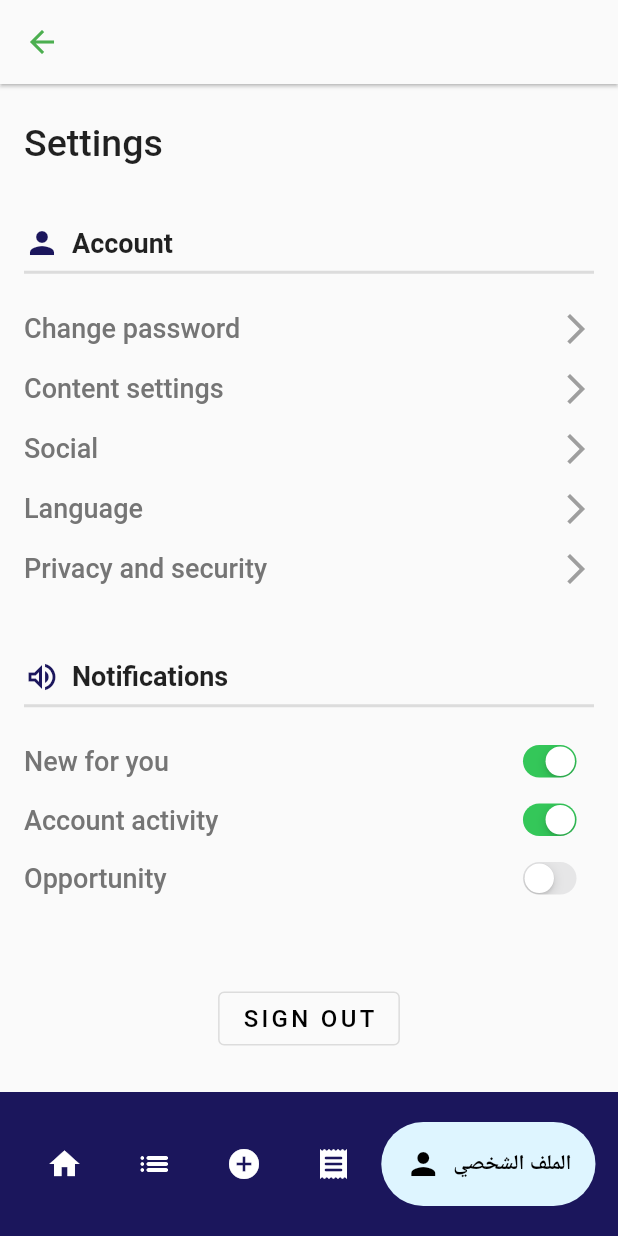
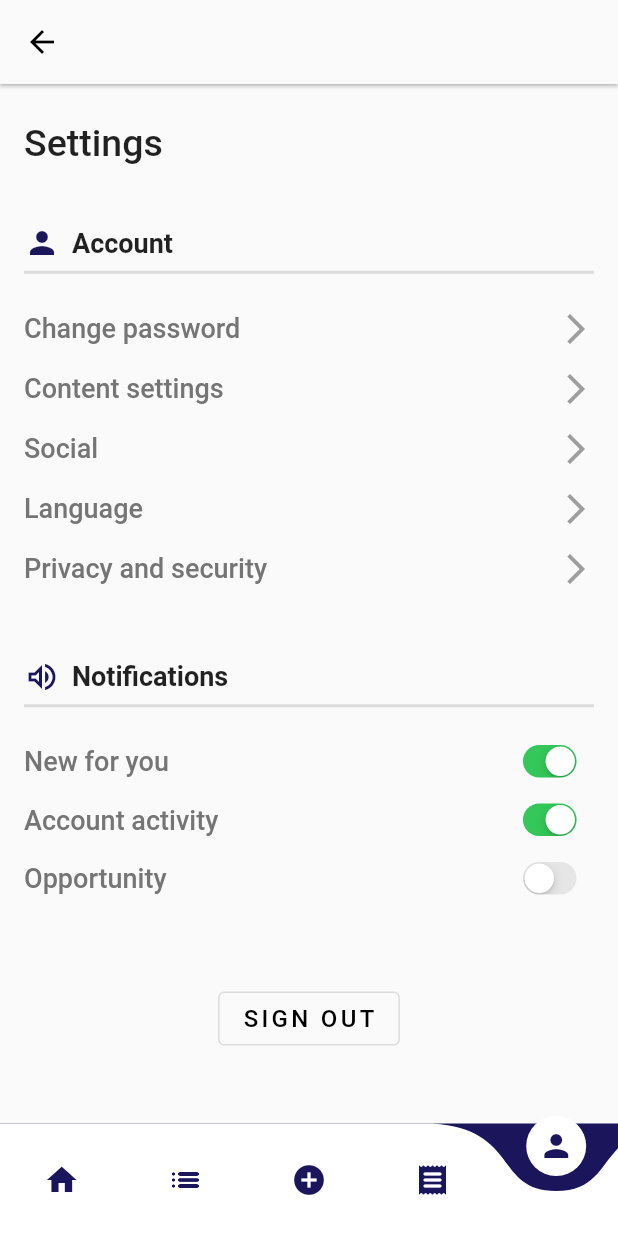
Before and after one commit to Lama-Saud/esal_project, a Flutter app: the NavPage screen opened directly, item 5 of the bottom bar chosen, on a phone screen of 412 x 824 dp. Run offline on Flutter 3.47's test engine with Material 2 defaults, Android fonts, the phone set to English and light mode, and no system bars; drawn by our look-alikes of curved_navigation_bar, google_nav_bar; our stand-ins replace animated_splash_screen, font_awesome_flutter, google_fonts; network calls fail.

Commit message:
Update Profile Page Name

```diff
--- a/lib/pages/navigationbar_page.dart
+++ b/lib/pages/navigationbar_page.dart
@@ -1,7 +1,7 @@
+import 'package:curved_navigation_bar/curved_navigation_bar.dart';
+import 'package:final_project/pages/profile_page.dart';
 import 'package:final_project/pages/providers_page.dart';
-import 'package:final_project/pages/settings_profile_page.dart';
 import 'package:flutter/material.dart';
-import 'package:google_nav_bar/google_nav_bar.dart';
 
 import '../home_page.dart';
 import 'add_invoice_page.dart';
@@ -24,50 +24,39 @@ class _NavPageState extends State<NavPage> {
       const ProvidersPage(),
       const AddInvoicePage(),
       const InvoicesHomePage(),
-      const SettingsProfilePage(),
+      const ProfilePage(),
     ];
     return Scaffold(
       body: pages[currentIndex],
-      bottomNavigationBar: Container(
-        color: const Color(0xFF1B165C),
-        child: Padding(
-          padding: const EdgeInsets.symmetric(horizontal: 15, vertical: 20),
-          child: GNav(
-            gap: 8,
-            padding: const EdgeInsets.all(16),
-            tabs: const [
-              GButton(
-                icon: Icons.home,
-                text: 'لوحة التحكم',
+      bottomNavigationBar: CurvedNavigationBar(
+        items: const [
+          Icon(
+            Icons.home,
+            color: Color(0xFF1B165C),
           ),
-              GButton(
-                icon: Icons.list_rounded,
-                text: 'مزودي الخدمة',
+          Icon(
+            Icons.list_rounded,
+            color: Color(0xFF1B165C),
           ),
-              GButton(
-                icon: Icons.add_circle,
-                text: 'إضافة',
+          Icon(
+            Icons.add_circle,
+            color: Color(0xFF1B165C),
           ),
-              GButton(
-                icon: Icons.receipt_rounded,
-                text: 'الفواتير',
+          Icon(
+            Icons.receipt_rounded,
+            color: Color(0xFF1B165C),
           ),
-              GButton(
-                icon: Icons.person,
-                text: 'الملف الشخصي',
+          Icon(
+            Icons.person,
+            color: Color(0xFF1B165C),
           ),
         ],
         backgroundColor: const Color(0xFF1B165C),
-            color: Colors.white,
-            activeColor: Colors.black,
-            tabBackgroundColor: const Color.fromARGB(255, 222, 245, 255),
-            onTabChange: (newIndex) {
+        onTap: (newIndex) {
           currentIndex = newIndex;
           setState(() {});
         },
       ),
-        ),
-      ),
     );
   }
 }
--- a/lib/pages/settings_profile_page.dart
+++ b/lib/pages/profile_page.dart
@@ -1,14 +1,14 @@
 import 'package:flutter/cupertino.dart';
 import 'package:flutter/material.dart';
 
-class SettingsProfilePage extends StatefulWidget {
-  const SettingsProfilePage({super.key});
+class ProfilePage extends StatefulWidget {
+  const ProfilePage({super.key});
 
   @override
-  _SettingsProfilePageState createState() => _SettingsProfilePageState();
+  _ProfilePageState createState() => _ProfilePageState();
 }
 
-class _SettingsProfilePageState extends State<SettingsProfilePage> {
+class _ProfilePageState extends State<ProfilePage> {
   @override
   Widget build(BuildContext context) {
     return Scaffold(
@@ -21,7 +21,7 @@ class _SettingsProfilePageState extends State<SettingsProfilePage> {
           },
           icon: const Icon(
             Icons.arrow_back,
-            color: Colors.green,
+            color: Colors.black,
           ),
         ),
       ),
--- a/pubspec.yaml
+++ b/pubspec.yaml
@@ -40,6 +40,8 @@ dependencies:
   animated_splash_screen:
   google_fonts:
   google_nav_bar: ^5.0.6
+  line_awesome_icons: ^1.0.4+2
+  curved_navigation_bar: ^1.0.3
 
 dev_dependencies:
   flutter_test:
```
Also changed, not shown: lib/pages/edit_profile_page.dart (deleted, +0 -169 lines), pubspec.lock. Lines whose indentation alone changed are shown as unchanged.
